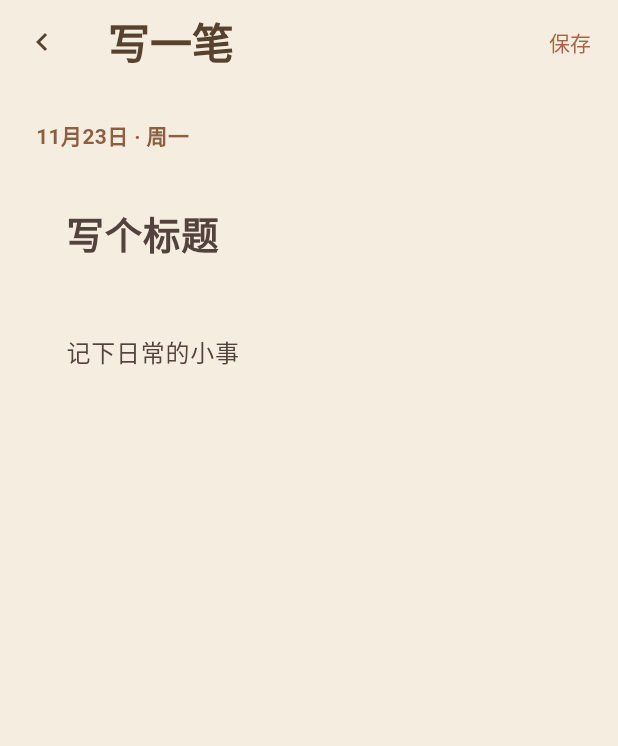
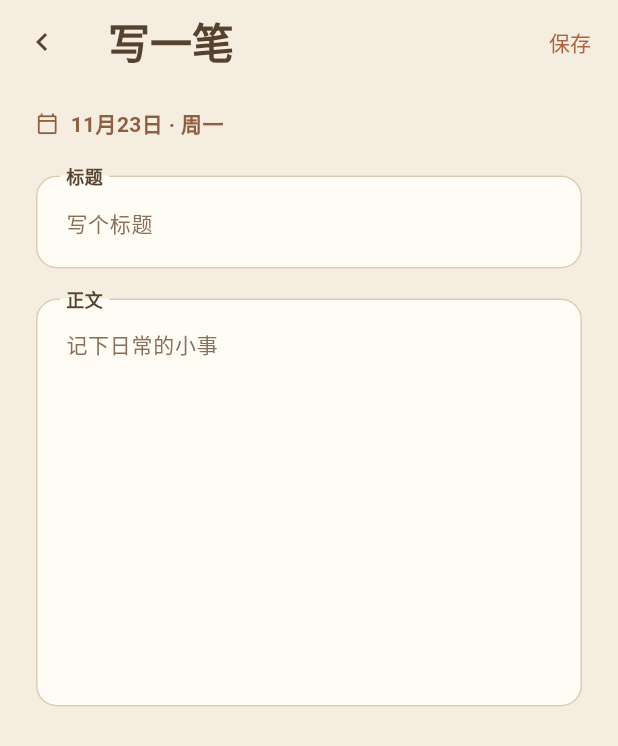
Before and after one commit to w1163563154/myflutter, a Flutter app: the NoteEditor screen opened directly with empty values, on a phone screen of 412 x 824 dp. Shown: the top 746 px of the screen. Run offline on Flutter 3.47's test engine with Material 3 defaults, Android fonts, the phone set to English and light mode, and no system bars; our stand-ins replace file_picker, sqflite, sqflite_common, sqflite_common_ffi_web; missing offline and left inert: cryptography, dart:js_interop, file_selector, three_js; accounts and stored records are empty.

Commit message:
style: clarify title and body fields in note editor

```diff
--- a/lib/journal/note_editor.dart
+++ b/lib/journal/note_editor.dart
@@ -11,6 +11,16 @@ class NoteEditor extends StatefulWidget {
 }
 
 class _NoteEditorState extends State<NoteEditor> {
+  static const _fieldRadius = BorderRadius.all(Radius.circular(14));
+  static const _fieldBorder = OutlineInputBorder(
+    borderRadius: _fieldRadius,
+    borderSide: BorderSide(color: Color(0xFFDDCBB0)),
+  );
+  static const _focusedBorder = OutlineInputBorder(
+    borderRadius: _fieldRadius,
+    borderSide: BorderSide(color: journalAccent, width: 1.5),
+  );
+
   late final _title = TextEditingController(text: widget.note?.title ?? '');
   late final _body = TextEditingController(text: widget.note?.body ?? '');
   bool _saving = false, _allowPop = false;
@@ -64,6 +74,30 @@ class _NoteEditorState extends State<NoteEditor> {
     }
   }
 
+  InputDecoration _fieldDecoration({
+    required String label,
+    required String hint,
+  }) => InputDecoration(
+    labelText: label,
+    floatingLabelBehavior: FloatingLabelBehavior.always,
+    floatingLabelStyle: const TextStyle(
+      color: journalInk,
+      fontWeight: FontWeight.w600,
+    ),
+    hintText: hint,
+    hintStyle: const TextStyle(
+      color: Color(0xFF876F58),
+      fontSize: 14,
+      fontWeight: FontWeight.w400,
+    ),
+    filled: true,
+    fillColor: journalPaper,
+    border: _fieldBorder,
+    enabledBorder: _fieldBorder,
+    disabledBorder: _fieldBorder,
+    focusedBorder: _focusedBorder,
+  );
+
   @override
   Widget build(BuildContext context) => PopScope(
     canPop: _allowPop,
@@ -89,49 +123,57 @@ class _NoteEditorState extends State<NoteEditor> {
           child: ConstrainedBox(
             constraints: const BoxConstraints(maxWidth: 720),
             child: ListView(
-              padding: const EdgeInsets.all(24),
+              padding: const EdgeInsets.fromLTRB(24, 16, 24, 24),
               children: [
-                Text(
-                  journalDate(widget.note?.updated ?? DateTime.now()),
-                  style: const TextStyle(
-                    color: Color(0xFF8D5F40),
-                    fontWeight: FontWeight.w600,
-                  ),
+                Row(
+                  children: [
+                    const Icon(
+                      Icons.calendar_today_outlined,
+                      size: 15,
+                      color: Color(0xFF8D5F40),
+                    ),
+                    const SizedBox(width: 8),
+                    Flexible(
+                      child: Text(
+                        journalDate(widget.note?.updated ?? DateTime.now()),
+                        style: const TextStyle(
+                          color: Color(0xFF8D5F40),
+                          fontWeight: FontWeight.w600,
+                        ),
+                      ),
+                    ),
+                  ],
                 ),
-                const SizedBox(height: 20),
+                const SizedBox(height: 24),
                 TextField(
                   key: const Key('note-title'),
                   controller: _title,
                   enabled: !_saving,
                   style: const TextStyle(
-                    fontSize: 25,
+                    fontSize: 20,
                     fontWeight: FontWeight.w600,
                   ),
-                  decoration: const InputDecoration(
-                    hintText: '写个标题',
-                    fillColor: Colors.transparent,
-                  ),
+                  decoration: _fieldDecoration(label: '标题', hint: '写个标题'),
                 ),
-                const SizedBox(height: 12),
+                const SizedBox(height: 20),
                 TextField(
                   key: const Key('note-body'),
                   controller: _body,
                   enabled: !_saving,
-                  minLines: 12,
+                  minLines: 8,
                   maxLines: null,
                   style: const TextStyle(fontSize: 16, height: 1.9),
-                  decoration: const InputDecoration(
-                    hintText: '记下日常的小事',
-                    fillColor: Colors.transparent,
-                  ),
+                  decoration: _fieldDecoration(label: '正文', hint: '记下日常的小事'),
                 ),
-                if (_error != null)
+                if (_error != null) ...[
+                  const SizedBox(height: 12),
                   Text(
                     _error!,
                     style: TextStyle(
                       color: Theme.of(context).colorScheme.error,
                     ),
                   ),
+                ],
               ],
             ),
           ),
```
Also changed, not shown: 1 other file.
